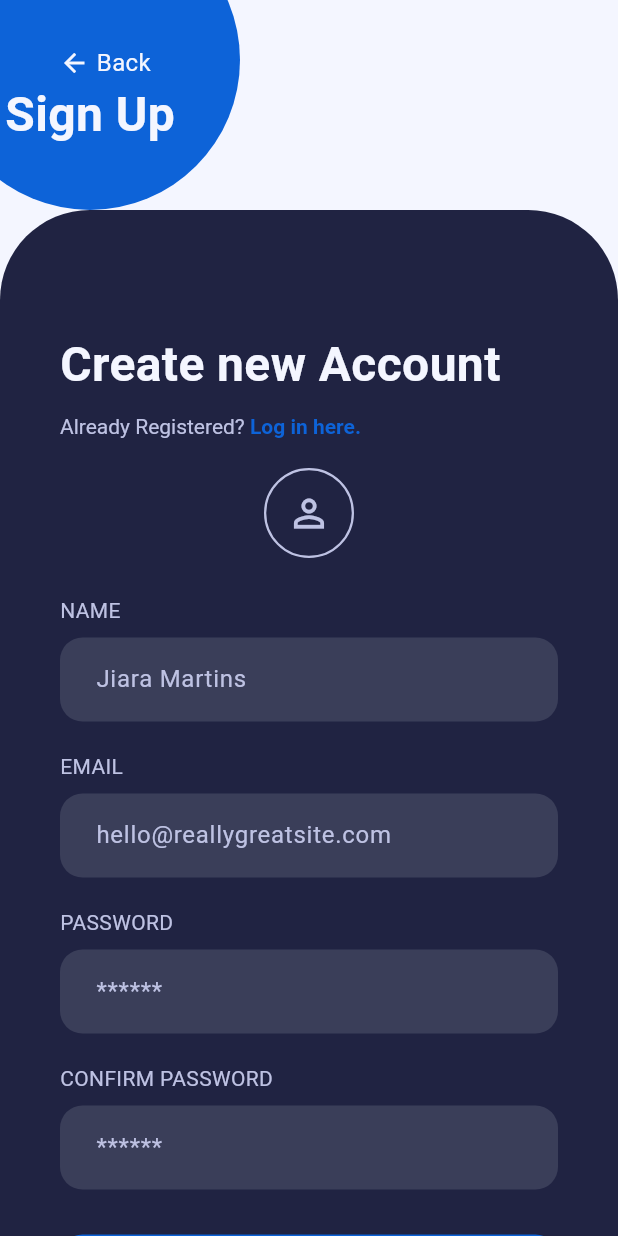
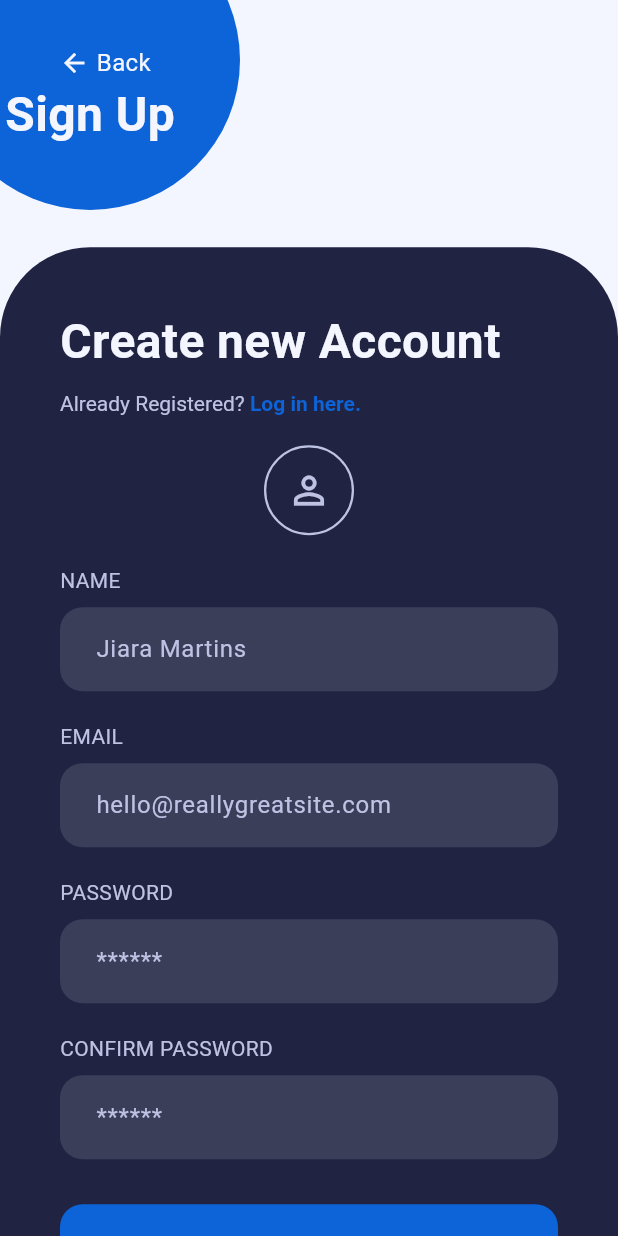
Before and after one commit to Nafly-090/fixerhub, a Flutter app: the SignUpScreen screen opened by its route, on a phone screen of 412 x 824 dp. Run offline on Flutter 3.47's test engine with Material 3 defaults, Android fonts, the light colour scheme and no system bars.

Commit message:
Update signup.dart

```diff
--- a/lib/signup.dart
+++ b/lib/signup.dart
@@ -1,22 +1,21 @@
 import 'package:flutter/gestures.dart';
 import 'package:flutter/material.dart';
-import 'colors.dart'; // Import our custom colors
+import 'colors.dart'; // Make sure you have this file with your color constants
 
 class SignUpScreen extends StatelessWidget {
   const SignUpScreen({super.key});
 
   @override
   Widget build(BuildContext context) {
-    // The Scaffold body is now a Stack. This allows us to layer the
-    // scrollable form and the floating header circle.
+    // The Scaffold body is a Stack to layer the form and the header circle.
     return Scaffold(
       backgroundColor: kWhite,
       body: Stack(
         children: [
-          // The form is now the primary widget, and it is scrollable.
+          // The form is aligned to the bottom and contains our scroll logic.
           _buildForm(context),
 
-          // The header circle floats on top of the scrollable form.
+          // The header circle floats on top.
           _buildHeaderCircle(context),
         ],
       ),
@@ -24,7 +23,6 @@ class SignUpScreen extends StatelessWidget {
   }
 
   // --- WIDGET for the top overlapping circle ---
-  // This widget is perfect as is. It's positioned relative to the Stack.
   Widget _buildHeaderCircle(BuildContext context) {
     return Positioned(
       top: -60,
@@ -73,25 +71,15 @@ class SignUpScreen extends StatelessWidget {
     );
   }
 
-  // --- WIDGET for the main sign up form (REFACTORED FOR SCROLLING) ---
+  // --- WIDGET FOR THE MAIN FORM WITH INTERNAL SCROLLING ---
   Widget _buildForm(BuildContext context) {
-    // We return a SingleChildScrollView directly. This is the key change.
-    // It allows all the content inside the Column to scroll.
-    return SingleChildScrollView(
-      child: Column(
-        crossAxisAlignment: CrossAxisAlignment.stretch,
-        children: [
-          // This SizedBox creates the empty white space at the top,
-          // pushing the dark form container down so it starts below the circle.
-          // Adjust this height to control how much the circle overlaps.
-          const SizedBox(height: 140),
-
-          // This is our main form container.
-          // NOTICE: IT HAS NO FIXED HEIGHT! It will grow as tall as it needs to be.
-          Container(
+    return Align(
+      alignment: Alignment.bottomCenter,
+      child: Container(
+        height: MediaQuery.of(context).size.height * 0.8,
+        width: double.infinity,
         decoration: const BoxDecoration(
           color: kDarkBlue,
-              // The design shows only the top-left corner rounded.
           borderRadius: BorderRadius.only(
             topLeft: Radius.circular(60.0),
             topRight: Radius.circular(60.0),
@@ -99,22 +87,22 @@ class SignUpScreen extends StatelessWidget {
         ),
         child: Padding(
           padding: const EdgeInsets.symmetric(horizontal: 40.0),
-              // The content of the form itself.
           child: Column(
             crossAxisAlignment: CrossAxisAlignment.start,
             children: [
-                  // This SizedBox creates padding inside the container
-                  // to push the title down from the curved edge.
-                  const SizedBox(height: 80.0),
-
+              // --- 1. THE FIXED PART (does not scroll) ---
+              const SizedBox(height: 40), // Space from the container's top edge
               _buildHeaderText(context),
               const SizedBox(height: 20),
               _buildProfileIcon(),
-                  const SizedBox(height: 25),
+              const SizedBox(height: 20),
 
-                  // --- All your form fields ---
-                  // We use SizedBox for spacing instead of Spacer, because
-                  // Spacers don't work well in an infinitely tall scroll view.
+              // --- 2. THE SCROLLABLE PART ---
+              Expanded(
+                child: SingleChildScrollView(
+                  child: Column(
+                    crossAxisAlignment: CrossAxisAlignment.start,
+                    children: [
                       const Text("NAME", style: TextStyle(color: kGreyText)),
                       const SizedBox(height: 8),
                       _buildTextField(hint: 'Jiara Martins'),
@@ -127,33 +115,29 @@ class SignUpScreen extends StatelessWidget {
                       const SizedBox(height: 8),
                       _buildTextField(hint: '******', obscureText: true),
                       const SizedBox(height: 20),
-                  // Your new field fits perfectly now.
                       const Text("CONFIRM PASSWORD",
                           style: TextStyle(color: kGreyText)),
                       const SizedBox(height: 8),
                       _buildTextField(hint: '******', obscureText: true),
                       const SizedBox(height: 30),
-
                       _buildSignUpButton(),
                       const SizedBox(height: 20),
                       _buildOrDivider(),
                       const SizedBox(height: 20),
                       _buildGoogleButton(),
-
-                  // Add some padding at the very bottom so the last item
-                  // doesn't stick to the edge when you scroll.
-                  const SizedBox(height: 40),
+                      const SizedBox(height: 20), // Bottom padding for scroll
                     ],
                   ),
                 ),
               ),
             ],
           ),
+        ),
+      ),
     );
   }
 
   // --- ALL HELPER WIDGETS BELOW ARE UNCHANGED ---
-  // They were already well-built.
 
   Widget _buildHeaderText(BuildContext context) {
     return Column(
@@ -210,7 +194,7 @@ class SignUpScreen extends StatelessWidget {
       obscureText: obscureText,
       style: const TextStyle(color: kWhite),
       decoration: InputDecoration(
-        fillColor: kTextFieldBackground,
+        fillColor: kTextFieldBackground, // Make sure this color is in colors.dart
         filled: true,
         hintText: hint,
         hintStyle: const TextStyle(color: kGreyText),
@@ -266,7 +250,7 @@ class SignUpScreen extends StatelessWidget {
         onPressed: () {
           print("Continue with Google pressed");
         },
-        icon: Image.asset('assets/images/google.png', height: 20.0), // make sure this path is correct
+        icon: Image.asset('assets/images/google.png', height: 20.0),
         label: const Text(
           'Continue with google',
           style: TextStyle(fontSize: 16, color: kWhite),
```
Lines whose indentation alone changed are shown as unchanged.
